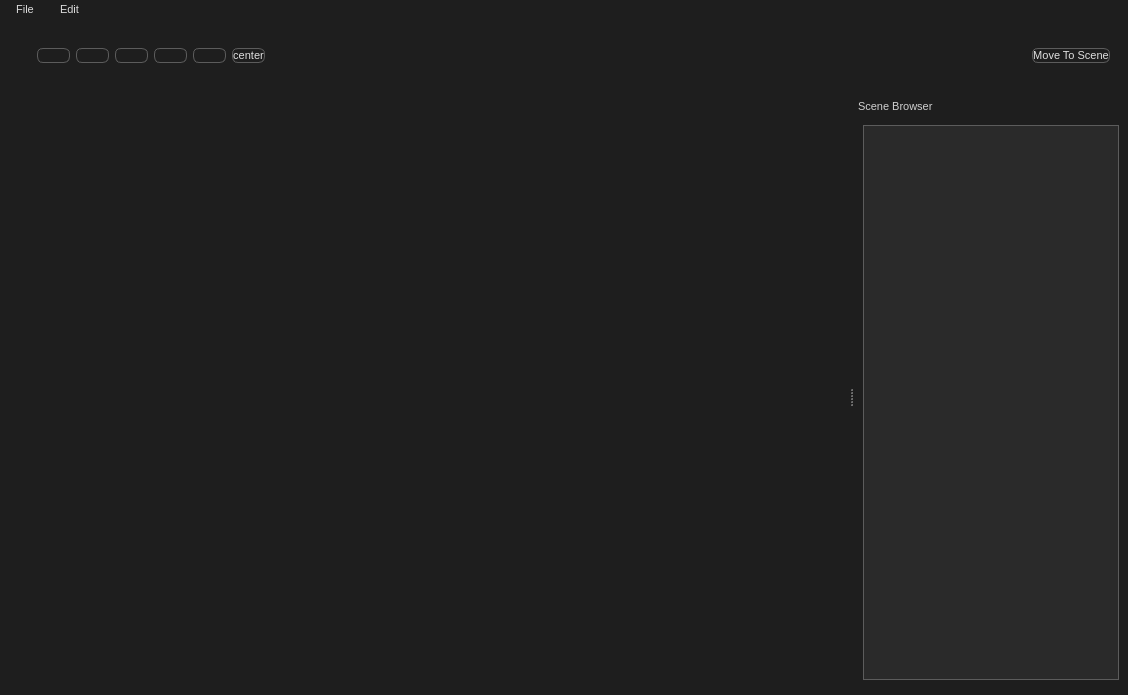
horukomesu/AMCPP, file mainwindow.ui: the form before one commit.
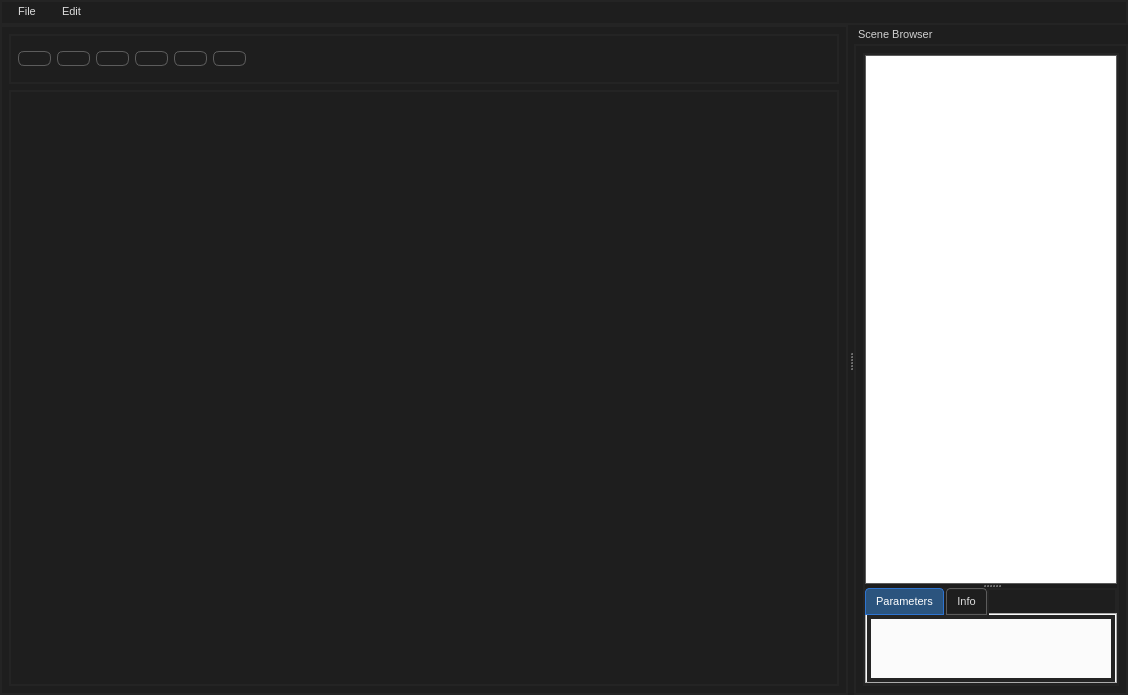
The form after the commit. Icons and pictures are not drawn.

Commit message: Added logo , splitters etc

The edit to the form file:
```diff
--- a/mainwindow.ui
+++ b/mainwindow.ui
@@ -19,18 +19,25 @@
   <property name="styleSheet">
    <string notr="true">/* === Глобальный фон и текст === */
 QWidget {
-    background-color: #1e1e1e;
+    background: qlineargradient(x1:0, y1:0, x2:0, y2:1,
+        stop:0 #1e1e1e, stop:1 #242424);
     color: #d0d0d0;
     font-family: &quot;Segoe UI&quot;, &quot;Roboto&quot;, &quot;San Francisco&quot;, sans-serif;
     font-size: 8pt;
+    border: 2px solid #242424;
 }
 
 /* === QMainWindow / QDialog / QFrame === */
-QMainWindow, QDialog, QFrame {
+QMainWindow {
     background-color: #1e1e1e;
     border: none;
 }
 
+QDialog, QFrame{
+    background: qlineargradient(x1:0, y1:0, x2:0, y2:1,
+        stop:0 #1e1e1e, stop:1 #242424);
+}
+
 /* === QLabel / QCheckBox / QRadioButton === */
 QLabel, QCheckBox, QRadioButton {
     color: #d0d0d0;
@@ -42,7 +49,7 @@
 /* === QPushButton, QToolButton, QCommandLinkButton === */
 QPushButton, QToolButton, QCommandLinkButton {
     background: qlineargradient(x1:0, y1:0, x2:0, y2:1,
-        stop:0 #3a3a3a, stop:1 #2d2d2d);
+        stop:0 #1e1e1e, stop:1 #242424);
     border: 1px solid #5c5c5c;
     border-radius: 6px;
     color: #e0e0e0;
@@ -78,7 +85,8 @@
 
 /* === QComboBox === */
 QComboBox {
-    background-color: #2b2b2b;
+    background: qlineargradient(x1:0, y1:0, x2:0, y2:1,
+        stop:0 #3a3a3a, stop:1 #2d2d2d);
     border: 1px solid #5c5c5c;
     padding: 4px;
     border-radius: 6px;
@@ -182,7 +190,7 @@
 /* === QTabBar === */
 QTabBar::tab {
     background: qlineargradient(x1:0, y1:0, x2:0, y2:1,
-        stop:0 #3a3a3a, stop:1 #2d2d2d);
+        stop:0 #1e1e1e, stop:1 #242424);
     border: 1px solid #5c5c5c;
     padding: 6px 10px;
     border-top-left-radius: 4px;
@@ -223,7 +231,8 @@
 
 /* === QTreeView / QTreeWidget === */
 QTreeView, QTreeWidget {
-    background-color: #2a2a2a;
+    background: qlineargradient(x1:0, y1:0, x2:0, y2:1,
+        stop:0 #1e1e1e, stop:1 #242424);
     color: #dcdcdc;
     alternate-background-color: #2d2d2d;
     border: 1px solid #5c5c5c;
@@ -247,11 +256,20 @@
 }
 </string>
   </property>
+  <property name="iconSize">
+   <size>
+    <width>64</width>
+    <height>64</height>
+   </size>
+  </property>
+  <property name="toolButtonStyle">
+   <enum>Qt::ToolButtonStyle::ToolButtonIconOnly</enum>
+  </property>
   <property name="documentMode">
    <bool>false</bool>
   </property>
   <property name="tabShape">
-   <enum>QTabWidget::TabShape::Triangular</enum>
+   <enum>QTabWidget::TabShape::Rounded</enum>
   </property>
   <property name="dockNestingEnabled">
    <bool>false</bool>
@@ -276,12 +294,23 @@
        </brush>
       </colorrole>
       <colorrole role="Button">
-       <brush brushstyle="SolidPattern">
+       <brush brushstyle="LinearGradientPattern">
+        <gradient startx="0.000000000000000" starty="0.000000000000000" endx="0.000000000000000" endy="1.000000000000000" type="LinearGradient" spread="PadSpread" coordinatemode="ObjectBoundingMode">
+         <gradientstop position="0.000000000000000">
         <color alpha="255">
          <red>30</red>
          <green>30</green>
          <blue>30</blue>
         </color>
+         </gradientstop>
+         <gradientstop position="1.000000000000000">
+          <color alpha="255">
+           <red>36</red>
+           <green>36</green>
+           <blue>36</blue>
+          </color>
+         </gradientstop>
+        </gradient>
        </brush>
       </colorrole>
       <colorrole role="Light">
@@ -348,21 +377,43 @@
        </brush>
       </colorrole>
       <colorrole role="Base">
-       <brush brushstyle="SolidPattern">
+       <brush brushstyle="LinearGradientPattern">
+        <gradient startx="0.000000000000000" starty="0.000000000000000" endx="0.000000000000000" endy="1.000000000000000" type="LinearGradient" spread="PadSpread" coordinatemode="ObjectBoundingMode">
+         <gradientstop position="0.000000000000000">
         <color alpha="255">
          <red>30</red>
          <green>30</green>
          <blue>30</blue>
         </color>
+         </gradientstop>
+         <gradientstop position="1.000000000000000">
+          <color alpha="255">
+           <red>36</red>
+           <green>36</green>
+           <blue>36</blue>
+          </color>
+         </gradientstop>
+        </gradient>
        </brush>
       </colorrole>
       <colorrole role="Window">
-       <brush brushstyle="SolidPattern">
+       <brush brushstyle="LinearGradientPattern">
+        <gradient startx="0.000000000000000" starty="0.000000000000000" endx="0.000000000000000" endy="1.000000000000000" type="LinearGradient" spread="PadSpread" coordinatemode="ObjectBoundingMode">
+         <gradientstop position="0.000000000000000">
         <color alpha="255">
          <red>30</red>
          <green>30</green>
          <blue>30</blue>
         </color>
+         </gradientstop>
+         <gradientstop position="1.000000000000000">
+          <color alpha="255">
+           <red>36</red>
+           <green>36</green>
+           <blue>36</blue>
+          </color>
+         </gradientstop>
+        </gradient>
        </brush>
       </colorrole>
       <colorrole role="Shadow">
@@ -422,12 +473,23 @@
        </brush>
       </colorrole>
       <colorrole role="Button">
-       <brush brushstyle="SolidPattern">
+       <brush brushstyle="LinearGradientPattern">
+        <gradient startx="0.000000000000000" starty="0.000000000000000" endx="0.000000000000000" endy="1.000000000000000" type="LinearGradient" spread="PadSpread" coordinatemode="ObjectBoundingMode">
+         <gradientstop position="0.000000000000000">
         <color alpha="255">
          <red>30</red>
          <green>30</green>
          <blue>30</blue>
         </color>
+         </gradientstop>
+         <gradientstop position="1.000000000000000">
+          <color alpha="255">
+           <red>36</red>
+           <green>36</green>
+           <blue>36</blue>
+          </color>
+         </gradientstop>
+        </gradient>
        </brush>
       </colorrole>
       <colorrole role="Light">
@@ -494,21 +556,43 @@
        </brush>
       </colorrole>
       <colorrole role="Base">
-       <brush brushstyle="SolidPattern">
+       <brush brushstyle="LinearGradientPattern">
+        <gradient startx="0.000000000000000" starty="0.000000000000000" endx="0.000000000000000" endy="1.000000000000000" type="LinearGradient" spread="PadSpread" coordinatemode="ObjectBoundingMode">
+         <gradientstop position="0.000000000000000">
         <color alpha="255">
          <red>30</red>
          <green>30</green>
          <blue>30</blue>
         </color>
+         </gradientstop>
+         <gradientstop position="1.000000000000000">
+          <color alpha="255">
+           <red>36</red>
+           <green>36</green>
+           <blue>36</blue>
+          </color>
+         </gradientstop>
+        </gradient>
        </brush>
       </colorrole>
       <colorrole role="Window">
-       <brush brushstyle="SolidPattern">
+       <brush brushstyle="LinearGradientPattern">
+        <gradient startx="0.000000000000000" starty="0.000000000000000" endx="0.000000000000000" endy="1.000000000000000" type="LinearGradient" spread="PadSpread" coordinatemode="ObjectBoundingMode">
+         <gradientstop position="0.000000000000000">
         <color alpha="255">
          <red>30</red>
          <green>30</green>
          <blue>30</blue>
         </color>
+         </gradientstop>
+         <gradientstop position="1.000000000000000">
+          <color alpha="255">
+           <red>36</red>
+           <green>36</green>
+           <blue>36</blue>
+          </color>
+         </gradientstop>
+        </gradient>
        </brush>
       </colorrole>
       <colorrole role="Shadow">
@@ -568,12 +652,23 @@
        </brush>
       </colorrole>
       <colorrole role="Button">
-       <brush brushstyle="SolidPattern">
+       <brush brushstyle="LinearGradientPattern">
+        <gradient startx="0.000000000000000" starty="0.000000000000000" endx="0.000000000000000" endy="1.000000000000000" type="LinearGradient" spread="PadSpread" coordinatemode="ObjectBoundingMode">
+         <gradientstop position="0.000000000000000">
         <color alpha="255">
          <red>30</red>
          <green>30</green>
          <blue>30</blue>
         </color>
+         </gradientstop>
+         <gradientstop position="1.000000000000000">
+          <color alpha="255">
+           <red>36</red>
+           <green>36</green>
+           <blue>36</blue>
+          </color>
+         </gradientstop>
+        </gradient>
        </brush>
       </colorrole>
       <colorrole role="Light">
@@ -640,21 +735,43 @@
        </brush>
       </colorrole>
       <colorrole role="Base">
-       <brush brushstyle="SolidPattern">
+       <brush brushstyle="LinearGradientPattern">
+        <gradient startx="0.000000000000000" starty="0.000000000000000" endx="0.000000000000000" endy="1.000000000000000" type="LinearGradient" spread="PadSpread" coordinatemode="ObjectBoundingMode">
+         <gradientstop position="0.000000000000000">
         <color alpha="255">
          <red>30</red>
          <green>30</green>
          <blue>30</blue>
         </color>
+         </gradientstop>
+         <gradientstop position="1.000000000000000">
+          <color alpha="255">
+           <red>36</red>
+           <green>36</green>
+           <blue>36</blue>
+          </color>
+         </gradientstop>
+        </gradient>
        </brush>
       </colorrole>
       <colorrole role="Window">
-       <brush brushstyle="SolidPattern">
+       <brush brushstyle="LinearGradientPattern">
+        <gradient startx="0.000000000000000" starty="0.000000000000000" endx="0.000000000000000" endy="1.000000000000000" type="LinearGradient" spread="PadSpread" coordinatemode="ObjectBoundingMode">
+         <gradientstop position="0.000000000000000">
         <color alpha="255">
          <red>30</red>
          <green>30</green>
          <blue>30</blue>
         </color>
+         </gradientstop>
+         <gradientstop position="1.000000000000000">
+          <color alpha="255">
+           <red>36</red>
+           <green>36</green>
+           <blue>36</blue>
+          </color>
+         </gradientstop>
+        </gradient>
        </brush>
       </colorrole>
       <colorrole role="Shadow">
@@ -705,99 +822,22 @@
      </disabled>
     </palette>
    </property>
-   <layout class="QVBoxLayout" name="verticalLayout_2">
+   <layout class="QVBoxLayout" name="verticalLayout_4">
     <item>
-     <widget class="QFrame" name="MainFrame">
-      <property name="frameShape">
-       <enum>QFrame::Shape::StyledPanel</enum>
-      </property>
-      <property name="frameShadow">
-       <enum>QFrame::Shadow::Raised</enum>
-      </property>
-     </widget>
-    </item>
-   </layout>
-  </widget>
-  <widget class="QMenuBar" name="menuBar">
-   <property name="geometry">
-    <rect>
-     <x>0</x>
-     <y>0</y>
-     <width>1128</width>
-     <height>23</height>
-    </rect>
-   </property>
-   <widget class="QMenu" name="menuFile">
-    <property name="title">
-     <string>File</string>
-    </property>
-    <widget class="QMenu" name="menuRecent_Projects">
-     <property name="title">
-      <string>Recent Projects</string>
-     </property>
-     <property name="toolTipsVisible">
-      <bool>false</bool>
-     </property>
-    </widget>
-    <addaction name="actionNEW"/>
-    <addaction name="menuRecent_Projects"/>
-    <addaction name="actionOpen"/>
-    <addaction name="actionSave"/>
-    <addaction name="actionSave_As"/>
-    <addaction name="separator"/>
-    <addaction name="actionLoad"/>
-   </widget>
-   <widget class="QMenu" name="menuEdit">
-    <property name="title">
-     <string>Edit</string>
-    </property>
-    <addaction name="actionUndo"/>
-    <addaction name="actionRedo"/>
-    <addaction name="separator"/>
-    <addaction name="actionPreferences"/>
-   </widget>
-   <addaction name="menuFile"/>
-   <addaction name="menuEdit"/>
-  </widget>
-  <widget class="QDockWidget" name="dockWidget_4">
+     <widget class="QWidget" name="widget" native="true">
    <property name="minimumSize">
     <size>
-     <width>967</width>
-     <height>70</height>
+        <width>0</width>
+        <height>50</height>
     </size>
    </property>
    <property name="maximumSize">
     <size>
-     <width>524287</width>
-     <height>70</height>
-    </size>
-   </property>
-   <property name="floating">
-    <bool>false</bool>
-   </property>
-   <property name="features">
-    <set>QDockWidget::DockWidgetFeature::DockWidgetMovable|QDockWidget::DockWidgetFeature::DockWidgetVerticalTitleBar</set>
-   </property>
-   <property name="allowedAreas">
-    <set>Qt::DockWidgetArea::BottomDockWidgetArea|Qt::DockWidgetArea::TopDockWidgetArea</set>
-   </property>
-   <property name="windowTitle">
-    <string/>
-   </property>
-   <attribute name="dockWidgetArea">
-    <number>4</number>
-   </attribute>
-   <widget class="QWidget" name="dockWidgetContents_4">
-    <layout class="QHBoxLayout" name="horizontalLayout_2">
-     <item>
-      <widget class="QFrame" name="frame_3">
-       <property name="frameShape">
-        <enum>QFrame::Shape::StyledPanel</enum>
-       </property>
-       <property name="frameShadow">
-        <enum>QFrame::Shadow::Raised</enum>
-       </property>
-       <layout class="QHBoxLayout" name="horizontalLayout_3">
+        <width>16777215</width>
+        <height>50</height>
+       </size>
+      </property>
+      <layout class="QHBoxLayout" name="horizontalLayout">
         <item>
          <widget class="QPushButton" name="btnAddLoc">
           <property name="toolTip">
@@ -925,7 +965,11 @@
            <string>Add Modeling Locator</string>
           </property>
           <property name="text">
-           <string>center</string>
+          <string/>
+         </property>
+         <property name="icon">
+          <iconset resource="resources.qrc">
+           <normaloff>:/icons/icons/Icon05.png</normaloff>:/icons/icons/Icon05.png</iconset>
           </property>
           <property name="iconSize">
            <size>
@@ -945,30 +989,73 @@
           </property>
           <property name="sizeHint" stdset="0">
            <size>
-            <width>737</width>
+           <width>996</width>
             <height>29</height>
            </size>
           </property>
          </spacer>
         </item>
+      </layout>
+     </widget>
+    </item>
         <item>
-         <widget class="QPushButton" name="btnMoveToScene">
-          <property name="text">
-           <string>Move To Scene</string>
-          </property>
+     <widget class="QFrame" name="MainFrame">
+      <property name="frameShape">
+       <enum>QFrame::Shape::StyledPanel</enum>
+      </property>
+      <property name="frameShadow">
+       <enum>QFrame::Shadow::Raised</enum>
+      </property>
          </widget>
         </item>
        </layout>
       </widget>
-     </item>
-    </layout>
-   </widget>
+  <widget class="QMenuBar" name="menuBar">
+   <property name="geometry">
+    <rect>
+     <x>0</x>
+     <y>0</y>
+     <width>1128</width>
+     <height>27</height>
+    </rect>
+   </property>
+   <widget class="QMenu" name="menuFile">
+    <property name="title">
+     <string>File</string>
+    </property>
+    <widget class="QMenu" name="menuRecent_Projects">
+     <property name="title">
+      <string>Recent Projects</string>
+     </property>
+     <property name="toolTipsVisible">
+      <bool>false</bool>
+     </property>
+    </widget>
+    <addaction name="actionNEW"/>
+    <addaction name="menuRecent_Projects"/>
+    <addaction name="actionOpen"/>
+    <addaction name="actionSave"/>
+    <addaction name="actionSave_As"/>
+    <addaction name="separator"/>
+    <addaction name="actionLoad"/>
+   </widget>
+   <widget class="QMenu" name="menuEdit">
+    <property name="title">
+     <string>Edit</string>
+    </property>
+    <addaction name="actionUndo"/>
+    <addaction name="actionRedo"/>
+    <addaction name="separator"/>
+    <addaction name="actionPreferences"/>
+   </widget>
+   <addaction name="menuFile"/>
+   <addaction name="menuEdit"/>
   </widget>
   <widget class="QDockWidget" name="dockWidget_6">
    <property name="minimumSize">
     <size>
      <width>204</width>
-     <height>122</height>
+     <height>228</height>
     </size>
    </property>
    <property name="floating">
@@ -987,6 +1074,13 @@
     <number>2</number>
    </attribute>
    <widget class="QWidget" name="dockWidgetContents_6">
+    <layout class="QVBoxLayout" name="verticalLayout_3">
+     <item>
+      <widget class="QSplitter" name="splitter">
+       <property name="orientation">
+        <enum>Qt::Orientation::Vertical</enum>
+       </property>
+       <widget class="QWidget" name="verticalLayoutWidget">
     <layout class="QVBoxLayout" name="verticalLayout">
      <item>
       <widget class="QTreeWidget" name="MainTree">
@@ -1015,14 +1109,38 @@
        </column>
       </widget>
      </item>
+        </layout>
+       </widget>
+       <widget class="QWidget" name="verticalLayoutWidget_2">
+        <layout class="QVBoxLayout" name="verticalLayout_2">
      <item>
-      <widget class="QFrame" name="FrameDetails">
-       <property name="frameShape">
-        <enum>QFrame::Shape::StyledPanel</enum>
-       </property>
-       <property name="frameShadow">
-        <enum>QFrame::Shadow::Raised</enum>
-       </property>
+          <widget class="QTabWidget" name="TabWidgetDetails">
+           <property name="tabPosition">
+            <enum>QTabWidget::TabPosition::North</enum>
+           </property>
+           <property name="tabShape">
+            <enum>QTabWidget::TabShape::Rounded</enum>
+           </property>
+           <property name="currentIndex">
+            <number>0</number>
+           </property>
+           <property name="elideMode">
+            <enum>Qt::TextElideMode::ElideNone</enum>
+           </property>
+           <widget class="QWidget" name="ParametersPage1" native="true">
+            <attribute name="title">
+             <string>Parameters</string>
+            </attribute>
+           </widget>
+           <widget class="QWidget" name="ParametersPage2" native="true">
+            <attribute name="title">
+             <string>Info</string>
+            </attribute>
+           </widget>
+          </widget>
+         </item>
+        </layout>
+       </widget>
       </widget>
      </item>
     </layout>
```
Left out of the diff: 15 changed lines with no effect on the pictures. Lines whose indentation alone changed are shown as unchanged. The commit also changes 2 other files.
